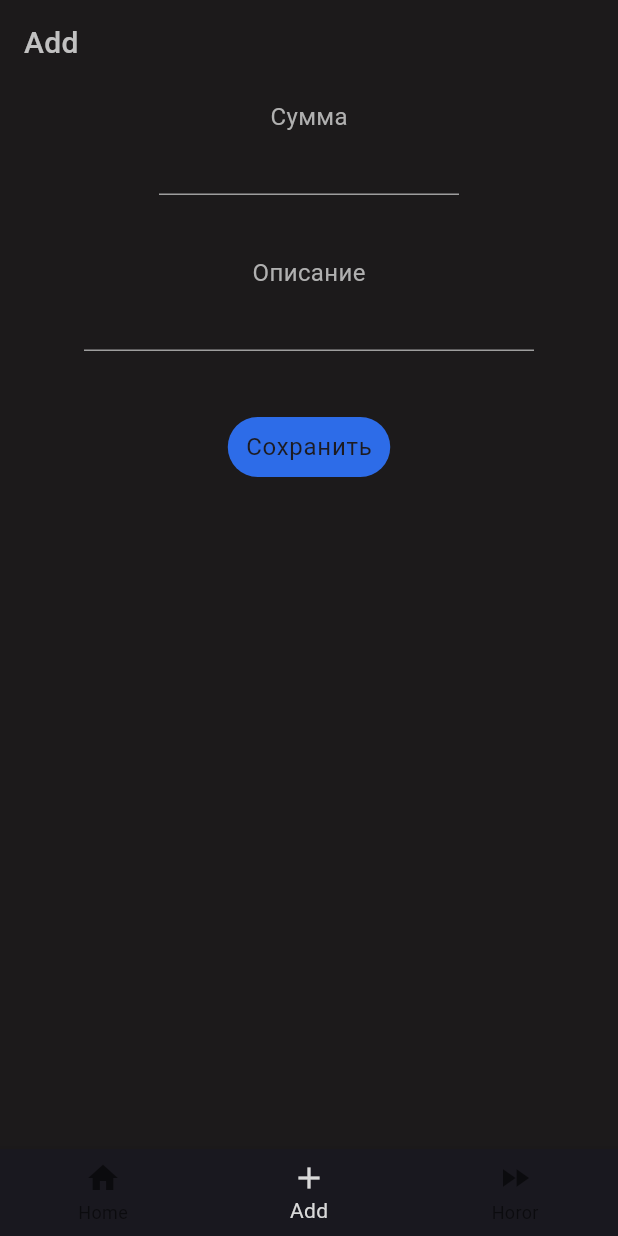
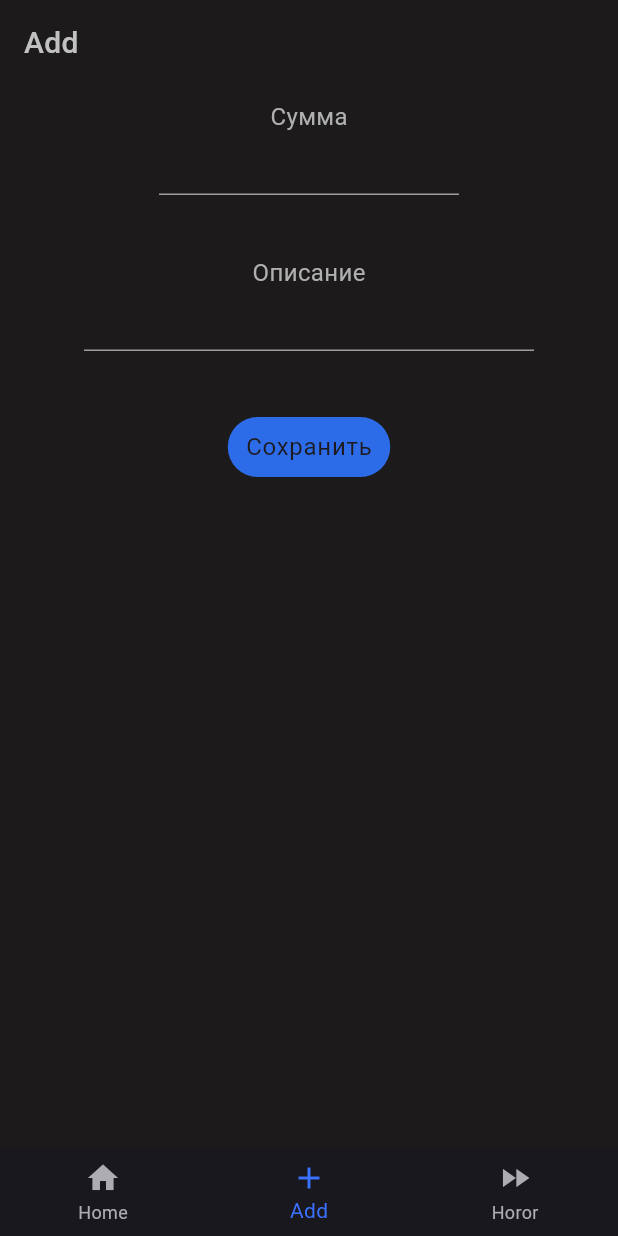
Before and after one commit to ana-znv/financial_accounting, a Flutter app: the screen it shows after launch, item 2 of the bottom bar chosen, after a tap on "Сохранить", on a phone screen of 412 x 824 dp. Run offline on Flutter 3.47's test engine with Material 3 defaults, Android fonts, the light colour scheme and no system bars.

Commit message:
now you can save inputs

```diff
--- a/lib/main.dart
+++ b/lib/main.dart
@@ -1,4 +1,5 @@
 import 'package:financial_accounting/screens/add.dart';
+import 'package:financial_accounting/screens/home.dart';
 import 'package:financial_accounting/theme.dart';
 import 'package:flutter/material.dart';
 
@@ -27,10 +28,20 @@ class MainBottomAppBar extends StatefulWidget {
 }
 
 class _MainBottomAppBarState extends State<MainBottomAppBar> {
+  String price = '';
+  String descripion = '';
+
+  void updateMessage(String newPrice, String newDescription) {
+    setState(() {
+      price = newPrice;
+      descripion = newDescription;
+    });
+  }
+
   int _selectedIndex = 0;
-  static const List<Widget> _widgetOptions = [
-    Text("Index 0"),
-    Add(),
+  List<Widget> get _widgetOptions => [
+    Home(price: price, description: descripion,),
+    Add(onSend: updateMessage),
     Text("Index 2"),
   ];
 
@@ -55,7 +66,8 @@ class _MainBottomAppBarState extends State<MainBottomAppBar> {
           ),
         ],
         currentIndex: _selectedIndex,
-        selectedItemColor: Color(0xFFd9d9d9),
+        selectedItemColor: const Color.fromARGB(255, 58, 114, 255),
+        unselectedItemColor: const Color.fromARGB(255, 173, 172, 179),
         onTap: _onItemTapped,
       ),
     );
--- a/lib/screens/add.dart
+++ b/lib/screens/add.dart
@@ -1,13 +1,27 @@
 import 'package:flutter/material.dart';
 
 class Add extends StatefulWidget {
-  const Add({super.key});
+  final Function(String, String) onSend;
+  const Add({
+    super.key,
+    required this.onSend
+  });
 
   @override
   State<Add> createState() => _AddState();
 }
 
 class _AddState extends State<Add> {
+  final priceController = TextEditingController();
+  final descripionController = TextEditingController();
+
+  @override
+  void dispose() {
+    priceController.dispose();
+    descripionController.dispose();
+    super.dispose();
+  }
+
   @override
   Widget build(BuildContext context) {
     final theme = Theme.of(context);
@@ -23,6 +37,7 @@ class _AddState extends State<Add> {
             SizedBox(
               width: 200,
               child: TextFormField(
+                controller: priceController,
                 decoration: InputDecoration(
                   enabledBorder: UnderlineInputBorder(
                     borderSide: BorderSide(color: Colors.grey),
@@ -45,6 +60,7 @@ class _AddState extends State<Add> {
             SizedBox(
               width: 300,
               child: TextFormField(
+                controller: descripionController,
                 decoration: InputDecoration(
                   enabledBorder: UnderlineInputBorder(
                     borderSide: BorderSide(color: Colors.grey),
@@ -61,7 +77,9 @@ class _AddState extends State<Add> {
             ),
             Padding(padding: EdgeInsets.only(top: 40)),
             TextButton(
-              onPressed: () {},
+              onPressed: () {
+                widget.onSend(priceController.text, descripionController.text);
+              },
               style: TextButton.styleFrom(
                 backgroundColor: Color(0xFF2d6ce8)),
               child: Text('Сохранить', style: theme.textTheme.bodyLarge,),
--- /dev/null
+++ b/lib/screens/home.dart
@@ -0,0 +1,20 @@
+import 'package:flutter/material.dart';
+
+class Home extends StatelessWidget {
+  final String price;
+  final String description;
+  const Home({super.key, required this.price, required this.description});
+
+  @override
+  Widget build(BuildContext context) {
+    return Scaffold(body: Center(
+      child: Column(
+        children: [
+          Padding(padding: EdgeInsets.only(top: 150)),
+          Text(price),
+          Text(description)
+        ],
+      ),
+    ),);
+  }
+}
--- a/lib/theme.dart
+++ b/lib/theme.dart
@@ -18,6 +18,6 @@ final theme = ThemeData(
   scaffoldBackgroundColor: Color(0xFF1C1A1B),
   appBarTheme: AppBarThemeData(backgroundColor: const Color(0xFF1c1a1b)),
   bottomNavigationBarTheme: BottomNavigationBarThemeData(
-    backgroundColor: const Color(0xFF19181f),
+    backgroundColor: const Color(0xFF19181f)
   ),
 );
```
